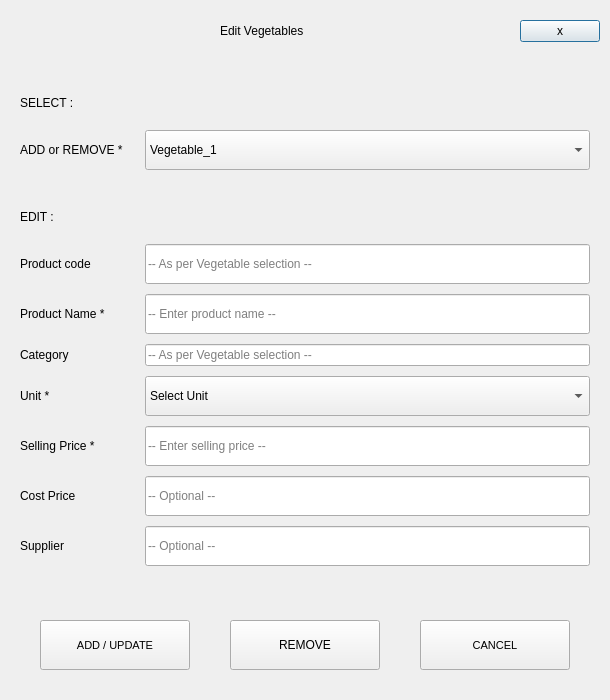
This is Project/ui/vegetable_menu.ui in Selvam-T/POS as Qt 5 draws it before an edit. The edited form follows.
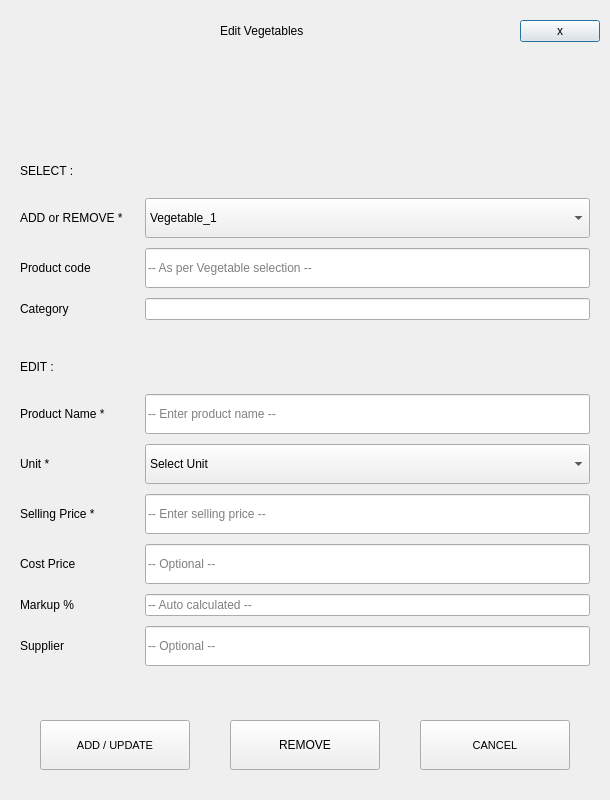
This is the edited form.

Commit message: stable state before pipelining logout menu and cancelsale

Diff of the .ui file:
```diff
--- a/Project/ui/vegetable_menu.ui
+++ b/Project/ui/vegetable_menu.ui
@@ -7,13 +7,13 @@
     <x>0</x>
     <y>0</y>
     <width>610</width>
-    <height>700</height>
+    <height>800</height>
    </rect>
   </property>
   <property name="minimumSize">
    <size>
     <width>500</width>
-    <height>700</height>
+    <height>800</height>
    </size>
   </property>
   <property name="maximumSize">
@@ -155,99 +155,10 @@
        <property name="verticalSpacing">
         <number>10</number>
        </property>
-       <item row="10" column="0">
-        <widget class="QLabel" name="vegMSellingPriceFieldLbl">
-         <property name="sizePolicy">
-          <sizepolicy hsizetype="Fixed" vsizetype="Fixed">
-           <horstretch>0</horstretch>
-           <verstretch>0</verstretch>
-          </sizepolicy>
-         </property>
-         <property name="minimumSize">
-          <size>
-           <width>120</width>
-           <height>0</height>
-          </size>
-         </property>
+       <item row="0" column="0">
+        <widget class="QLabel" name="selectSubLbl">
          <property name="text">
-          <string>Selling Price *</string>
-         </property>
-         <property name="alignment">
-          <set>Qt::AlignLeading|Qt::AlignLeft|Qt::AlignVCenter</set>
-         </property>
-        </widget>
-       </item>
-       <item row="8" column="0">
-        <widget class="QLabel" name="vegMCategoryFieldLbl">
-         <property name="text">
-          <string>Category</string>
-         </property>
-        </widget>
-       </item>
-       <item row="11" column="0">
-        <widget class="QLabel" name="vegMCostPriceFieldLbl">
-         <property name="sizePolicy">
-          <sizepolicy hsizetype="Fixed" vsizetype="Fixed">
-           <horstretch>0</horstretch>
-           <verstretch>0</verstretch>
-          </sizepolicy>
-         </property>
-         <property name="minimumSize">
-          <size>
-           <width>120</width>
-           <height>0</height>
-          </size>
-         </property>
-         <property name="text">
-          <string>Cost Price</string>
-         </property>
-         <property name="alignment">
-          <set>Qt::AlignLeading|Qt::AlignLeft|Qt::AlignVCenter</set>
-         </property>
-        </widget>
-       </item>
-       <item row="4" column="0">
-        <widget class="QLabel" name="select2SubLbl">
-         <property name="text">
-          <string>EDIT :</string>
-         </property>
-         <property name="alignment">
-          <set>Qt::AlignLeading|Qt::AlignLeft|Qt::AlignVCenter</set>
-         </property>
-        </widget>
-       </item>
-       <item row="3" column="0">
-        <spacer name="verticalSpacer_6">
-         <property name="orientation">
-          <enum>Qt::Vertical</enum>
-         </property>
-         <property name="sizeType">
-          <enum>QSizePolicy::Expanding</enum>
-         </property>
-         <property name="sizeHint" stdset="0">
-          <size>
-           <width>20</width>
-           <height>30</height>
-          </size>
-         </property>
-        </spacer>
-       </item>
-       <item row="12" column="0">
-        <widget class="QLabel" name="vegMSupplierFieldLbl">
-         <property name="sizePolicy">
-          <sizepolicy hsizetype="Fixed" vsizetype="Fixed">
-           <horstretch>0</horstretch>
-           <verstretch>0</verstretch>
-          </sizepolicy>
-         </property>
-         <property name="minimumSize">
-          <size>
-           <width>120</width>
-           <height>0</height>
-          </size>
-         </property>
-         <property name="text">
-          <string>Supplier</string>
+          <string>SELECT :</string>
          </property>
          <property name="alignment">
           <set>Qt::AlignLeading|Qt::AlignLeft|Qt::AlignVCenter</set>
@@ -270,57 +181,6 @@
          </property>
         </spacer>
        </item>
-       <item row="11" column="1">
-        <widget class="QLineEdit" name="vegMCostPriceLineEdit">
-         <property name="minimumSize">
-          <size>
-           <width>0</width>
-           <height>40</height>
-          </size>
-         </property>
-         <property name="placeholderText">
-          <string>-- Optional --</string>
-         </property>
-        </widget>
-       </item>
-       <item row="6" column="0">
-        <widget class="QLabel" name="vegMProductCodeFieldLbl">
-         <property name="sizePolicy">
-          <sizepolicy hsizetype="Fixed" vsizetype="Fixed">
-           <horstretch>0</horstretch>
-           <verstretch>0</verstretch>
-          </sizepolicy>
-         </property>
-         <property name="minimumSize">
-          <size>
-           <width>120</width>
-           <height>0</height>
-          </size>
-         </property>
-         <property name="text">
-          <string>Product code</string>
-         </property>
-         <property name="alignment">
-          <set>Qt::AlignLeading|Qt::AlignLeft|Qt::AlignVCenter</set>
-         </property>
-        </widget>
-       </item>
-       <item row="5" column="0">
-        <spacer name="verticalSpacer_9">
-         <property name="orientation">
-          <enum>Qt::Vertical</enum>
-         </property>
-         <property name="sizeType">
-          <enum>QSizePolicy::Fixed</enum>
-         </property>
-         <property name="sizeHint" stdset="0">
-          <size>
-           <width>20</width>
-           <height>10</height>
-          </size>
-         </property>
-        </spacer>
-       </item>
        <item row="1" column="1">
         <spacer name="verticalSpacer_5">
          <property name="orientation">
@@ -337,112 +197,28 @@
          </property>
         </spacer>
        </item>
-       <item row="10" column="1">
-        <widget class="QLineEdit" name="vegMSellingPriceLineEdit">
-         <property name="minimumSize">
-          <size>
-           <width>0</width>
-           <height>40</height>
-          </size>
+       <item row="2" column="0">
+        <widget class="QLabel" name="vegMSelectFieldLbl">
+         <property name="sizePolicy">
+          <sizepolicy hsizetype="Fixed" vsizetype="Fixed">
+           <horstretch>0</horstretch>
+           <verstretch>0</verstretch>
+          </sizepolicy>
          </property>
-         <property name="placeholderText">
-          <string>-- Enter selling price --</string>
-         </property>
-        </widget>
-       </item>
-       <item row="7" column="1">
-        <widget class="QLineEdit" name="vegMProductNameLineEdit">
          <property name="minimumSize">
           <size>
-           <width>0</width>
-           <height>40</height>
+           <width>120</width>
+           <height>0</height>
           </size>
          </property>
-         <property name="placeholderText">
-          <string>-- Enter product name --</string>
-         </property>
-        </widget>
-       </item>
-       <item row="9" column="1">
-        <widget class="QComboBox" name="vegMUnitComboBox">
-         <property name="minimumSize">
-          <size>
-           <width>0</width>
-           <height>40</height>
-          </size>
-         </property>
-         <property name="currentIndex">
-          <number>0</number>
-         </property>
-         <item>
-          <property name="text">
-           <string>Select Unit</string>
-          </property>
-         </item>
-         <item>
-          <property name="text">
-           <string>KG</string>
-          </property>
-         </item>
-         <item>
-          <property name="text">
-           <string>EACH</string>
-          </property>
-         </item>
-        </widget>
-       </item>
-       <item row="0" column="0">
-        <widget class="QLabel" name="selectSubLbl">
          <property name="text">
-          <string>SELECT :</string>
+          <string>ADD or REMOVE *</string>
          </property>
          <property name="alignment">
           <set>Qt::AlignLeading|Qt::AlignLeft|Qt::AlignVCenter</set>
          </property>
         </widget>
        </item>
-       <item row="5" column="1">
-        <spacer name="verticalSpacer_8">
-         <property name="orientation">
-          <enum>Qt::Vertical</enum>
-         </property>
-         <property name="sizeType">
-          <enum>QSizePolicy::Fixed</enum>
-         </property>
-         <property name="sizeHint" stdset="0">
-          <size>
-           <width>20</width>
-           <height>10</height>
-          </size>
-         </property>
-        </spacer>
-       </item>
-       <item row="6" column="1">
-        <widget class="QLineEdit" name="vegMProductCodeLineEdit">
-         <property name="minimumSize">
-          <size>
-           <width>0</width>
-           <height>40</height>
-          </size>
-         </property>
-         <property name="placeholderText">
-          <string>-- As per Vegetable selection --</string>
-         </property>
-        </widget>
-       </item>
-       <item row="12" column="1">
-        <widget class="QLineEdit" name="vegMSupplierLineEdit">
-         <property name="minimumSize">
-          <size>
-           <width>0</width>
-           <height>40</height>
-          </size>
-         </property>
-         <property name="placeholderText">
-          <string>-- Optional --</string>
-         </property>
-        </widget>
-       </item>
        <item row="2" column="1">
         <widget class="QComboBox" name="vegMChooseComboBox">
          <property name="minimumSize">
@@ -533,8 +309,8 @@
          </item>
         </widget>
        </item>
-       <item row="2" column="0">
-        <widget class="QLabel" name="vegMSelectFieldLbl">
+       <item row="3" column="0">
+        <widget class="QLabel" name="vegMProductCodeFieldLbl">
          <property name="sizePolicy">
           <sizepolicy hsizetype="Fixed" vsizetype="Fixed">
            <horstretch>0</horstretch>
@@ -548,7 +324,7 @@
           </size>
          </property>
          <property name="text">
-          <string>ADD or REMOVE *</string>
+          <string>Product code</string>
          </property>
          <property name="alignment">
           <set>Qt::AlignLeading|Qt::AlignLeft|Qt::AlignVCenter</set>
@@ -556,6 +332,49 @@
         </widget>
        </item>
        <item row="3" column="1">
+        <widget class="QLineEdit" name="vegMProductCodeLineEdit">
+         <property name="minimumSize">
+          <size>
+           <width>0</width>
+           <height>40</height>
+          </size>
+         </property>
+         <property name="placeholderText">
+          <string>-- As per Vegetable selection --</string>
+         </property>
+        </widget>
+       </item>
+       <item row="4" column="0">
+        <widget class="QLabel" name="vegMCategoryFieldLbl">
+         <property name="text">
+          <string>Category</string>
+         </property>
+        </widget>
+       </item>
+       <item row="4" column="1">
+        <widget class="QLineEdit" name="vegMCategoryLineEdit">
+         <property name="placeholderText">
+          <string/>
+         </property>
+        </widget>
+       </item>
+       <item row="5" column="0">
+        <spacer name="verticalSpacer_6">
+         <property name="orientation">
+          <enum>Qt::Vertical</enum>
+         </property>
+         <property name="sizeType">
+          <enum>QSizePolicy::Expanding</enum>
+         </property>
+         <property name="sizeHint" stdset="0">
+          <size>
+           <width>20</width>
+           <height>30</height>
+          </size>
+         </property>
+        </spacer>
+       </item>
+       <item row="5" column="1">
         <spacer name="verticalSpacer_7">
          <property name="orientation">
           <enum>Qt::Vertical</enum>
@@ -571,7 +390,49 @@
          </property>
         </spacer>
        </item>
+       <item row="6" column="0">
+        <widget class="QLabel" name="select2SubLbl">
+         <property name="text">
+          <string>EDIT :</string>
+         </property>
+         <property name="alignment">
+          <set>Qt::AlignLeading|Qt::AlignLeft|Qt::AlignVCenter</set>
+         </property>
+        </widget>
+       </item>
        <item row="7" column="0">
+        <spacer name="verticalSpacer_9">
+         <property name="orientation">
+          <enum>Qt::Vertical</enum>
+         </property>
+         <property name="sizeType">
+          <enum>QSizePolicy::Fixed</enum>
+         </property>
+         <property name="sizeHint" stdset="0">
+          <size>
+           <width>20</width>
+           <height>10</height>
+          </size>
+         </property>
+        </spacer>
+       </item>
+       <item row="7" column="1">
+        <spacer name="verticalSpacer_8">
+         <property name="orientation">
+          <enum>Qt::Vertical</enum>
+         </property>
+         <property name="sizeType">
+          <enum>QSizePolicy::Fixed</enum>
+         </property>
+         <property name="sizeHint" stdset="0">
+          <size>
+           <width>20</width>
+           <height>10</height>
+          </size>
+         </property>
+        </spacer>
+       </item>
+       <item row="8" column="0">
         <widget class="QLabel" name="vegMProductNameFieldLbl">
          <property name="sizePolicy">
           <sizepolicy hsizetype="Fixed" vsizetype="Fixed">
@@ -593,6 +454,19 @@
          </property>
         </widget>
        </item>
+       <item row="8" column="1">
+        <widget class="QLineEdit" name="vegMProductNameLineEdit">
+         <property name="minimumSize">
+          <size>
+           <width>0</width>
+           <height>40</height>
+          </size>
+         </property>
+         <property name="placeholderText">
+          <string>-- Enter product name --</string>
+         </property>
+        </widget>
+       </item>
        <item row="9" column="0">
         <widget class="QLabel" name="vegMUnitFieldLbl">
          <property name="sizePolicy">
@@ -615,13 +489,153 @@
          </property>
         </widget>
        </item>
-       <item row="8" column="1">
-        <widget class="QLineEdit" name="vegMCategoryLineEdit">
+       <item row="9" column="1">
+        <widget class="QComboBox" name="vegMUnitComboBox">
+         <property name="minimumSize">
+          <size>
+           <width>0</width>
+           <height>40</height>
+          </size>
+         </property>
+         <property name="currentIndex">
+          <number>0</number>
+         </property>
+         <item>
+          <property name="text">
+           <string>Select Unit</string>
+          </property>
+         </item>
+         <item>
+          <property name="text">
+           <string>KG</string>
+          </property>
+         </item>
+         <item>
+          <property name="text">
+           <string>EACH</string>
+          </property>
+         </item>
+        </widget>
+       </item>
+       <item row="10" column="0">
+        <widget class="QLabel" name="vegMSellingPriceFieldLbl">
+         <property name="sizePolicy">
+          <sizepolicy hsizetype="Fixed" vsizetype="Fixed">
+           <horstretch>0</horstretch>
+           <verstretch>0</verstretch>
+          </sizepolicy>
+         </property>
+         <property name="minimumSize">
+          <size>
+           <width>120</width>
+           <height>0</height>
+          </size>
+         </property>
+         <property name="text">
+          <string>Selling Price *</string>
+         </property>
+         <property name="alignment">
+          <set>Qt::AlignLeading|Qt::AlignLeft|Qt::AlignVCenter</set>
+         </property>
+        </widget>
+       </item>
+       <item row="10" column="1">
+        <widget class="QLineEdit" name="vegMSellingPriceLineEdit">
+         <property name="minimumSize">
+          <size>
+           <width>0</width>
+           <height>40</height>
+          </size>
+         </property>
          <property name="placeholderText">
-          <string>-- As per Vegetable selection --</string>
+          <string>-- Enter selling price --</string>
          </property>
         </widget>
        </item>
+       <item row="11" column="0">
+        <widget class="QLabel" name="vegMCostPriceFieldLbl">
+         <property name="sizePolicy">
+          <sizepolicy hsizetype="Fixed" vsizetype="Fixed">
+           <horstretch>0</horstretch>
+           <verstretch>0</verstretch>
+          </sizepolicy>
+         </property>
+         <property name="minimumSize">
+          <size>
+           <width>120</width>
+           <height>0</height>
+          </size>
+         </property>
+         <property name="text">
+          <string>Cost Price</string>
+         </property>
+         <property name="alignment">
+          <set>Qt::AlignLeading|Qt::AlignLeft|Qt::AlignVCenter</set>
+         </property>
+        </widget>
+       </item>
+       <item row="11" column="1">
+        <widget class="QLineEdit" name="vegMCostPriceLineEdit">
+         <property name="minimumSize">
+          <size>
+           <width>0</width>
+           <height>40</height>
+          </size>
+         </property>
+         <property name="placeholderText">
+          <string>-- Optional --</string>
+         </property>
+        </widget>
+       </item>
+       <item row="12" column="0">
+        <widget class="QLabel" name="vegMMarkupFieldLbl">
+         <property name="text">
+          <string>Markup %</string>
+         </property>
+        </widget>
+       </item>
+       <item row="12" column="1">
+        <widget class="QLineEdit" name="vegMMarkupLineEdit">
+         <property name="placeholderText">
+          <string>-- Auto calculated --</string>
+         </property>
+        </widget>
+       </item>
+       <item row="13" column="0">
+        <widget class="QLabel" name="vegMSupplierFieldLbl">
+         <property name="sizePolicy">
+          <sizepolicy hsizetype="Fixed" vsizetype="Fixed">
+           <horstretch>0</horstretch>
+           <verstretch>0</verstretch>
+          </sizepolicy>
+         </property>
+         <property name="minimumSize">
+          <size>
+           <width>120</width>
+           <height>0</height>
+          </size>
+         </property>
+         <property name="text">
+          <string>Supplier</string>
+         </property>
+         <property name="alignment">
+          <set>Qt::AlignLeading|Qt::AlignLeft|Qt::AlignVCenter</set>
+         </property>
+        </widget>
+       </item>
+       <item row="13" column="1">
+        <widget class="QLineEdit" name="vegMSupplierLineEdit">
+         <property name="minimumSize">
+          <size>
+           <width>0</width>
+           <height>40</height>
+          </size>
+         </property>
+         <property name="placeholderText">
+          <string>-- Optional --</string>
+         </property>
+        </widget>
+       </item> 
       </layout>
      </item>
      <item>
```
The commit also changes 18 other files.
